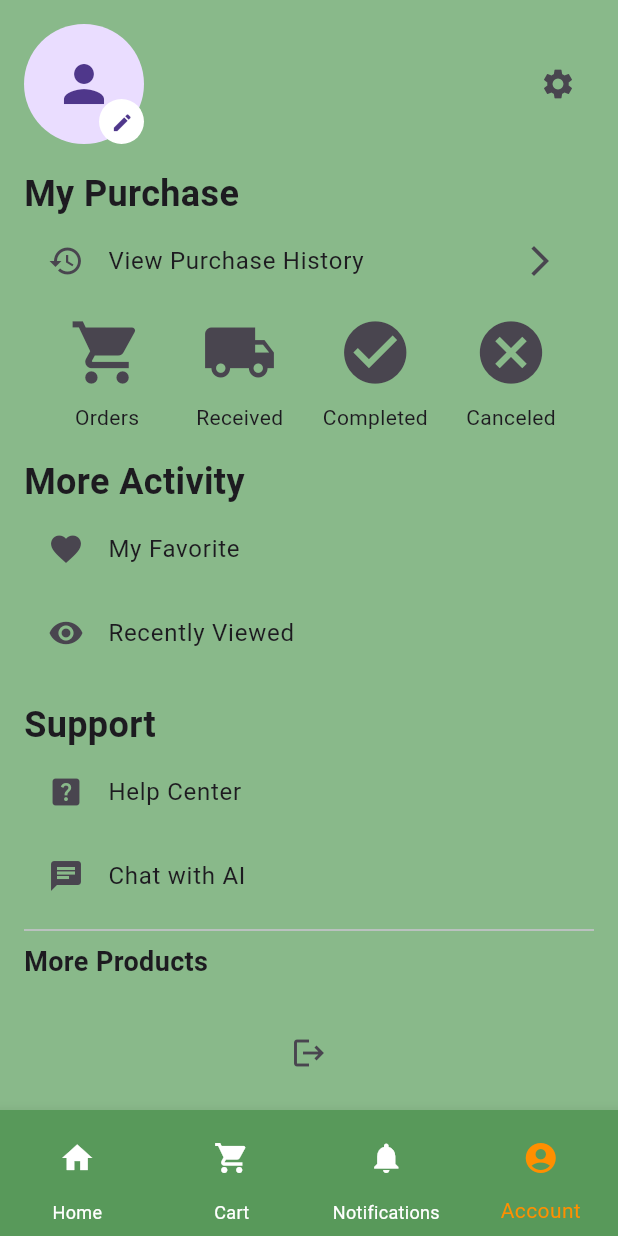
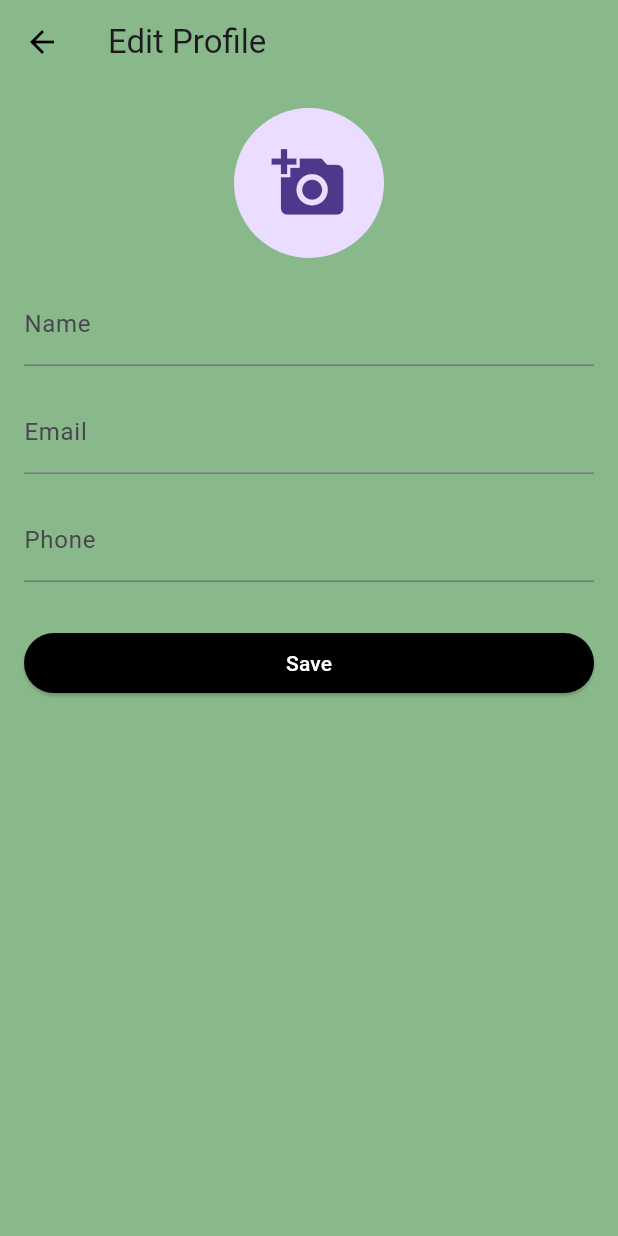
Before and after one commit to Sanomohamed/doorstepmart, a Flutter app: the screen it shows once a user with an empty profile is signed in, item 4 of the bottom bar chosen, after a tap on the "edit" icon, on a phone screen of 412 x 824 dp. Run offline on Flutter 3.47's test engine with Material 3 defaults, Android fonts, the light colour scheme and no system bars; our stand-ins replace firebase_auth, firebase_core, fluttertoast, geolocator, google_sign_in, image_picker; accounts and stored records are empty.

Commit message:
comimit of the day 15/2/2025

```diff
--- a/lib/main.dart
+++ b/lib/main.dart
@@ -15,7 +15,6 @@ void main() async {
   await Firebase.initializeApp(
      options: DefaultFirebaseOptions.currentPlatform,
   );
-  await _requestLocationPermission();
   runApp(
     MultiProvider(
       providers: [
@@ -26,37 +25,6 @@ void main() async {
     ),
   );
 }
-
-Future<Position?> _requestLocationPermission() async {
-  bool serviceEnabled;
-  LocationPermission permission;
-
-  // Check if location services are enabled
-  serviceEnabled = await Geolocator.isLocationServiceEnabled();
-  if (!serviceEnabled) {
-    // Location services are not enabled, request the user to enable them
-    return Future.error('Location services are disabled.');
-  }
-
-  permission = await Geolocator.checkPermission();
-  if (permission == LocationPermission.denied) {
-    permission = await Geolocator.requestPermission();
-    if (permission == LocationPermission.denied) {
-      // Permissions are denied, next time you could try requesting permissions again
-      return Future.error('Location permissions are denied');
-    }
-  }
-
-  if (permission == LocationPermission.deniedForever) {
-    // Permissions are denied forever, handle appropriately
-    return Future.error(
-        'Location permissions are permanently denied, we cannot request permissions.');
-  }
-
-  // When we reach here, permissions are granted and we can get the location
-  await Geolocator.getCurrentPosition();
-}
-
 
 class MyApp extends StatelessWidget {
   final Position? position;
@@ -88,7 +56,7 @@ class AuthWrapper extends StatelessWidget {
         if (snapshot.connectionState == ConnectionState.waiting) {
           return CircularProgressIndicator();
         } else if (snapshot.hasData) {
-          return Landing(position: position); // Replace with your home screen
+          return Landing(); // Replace with your home screen
         } else {
           return Login(); // Replace with your login form
         }
--- a/lib/src/account/account.dart
+++ b/lib/src/account/account.dart
@@ -4,14 +4,9 @@ import 'package:doorstepmart/src/account/ProfileSection.dart';
 import 'package:doorstepmart/src/account/PurchaseSection.dart';
 import 'package:doorstepmart/src/account/SupportSection.dart';
 import 'package:flutter/material.dart';
-import 'package:geolocator_platform_interface/src/models/position.dart';
-//import 'package:flutter/foundation.dart' show kIsWeb;
-
-
 
 class AccountPage extends StatefulWidget {
-   final Position? position;
-  const AccountPage({super.key, this.position});
+  const AccountPage({super.key});
 
   @override
   // ignore: library_private_types_in_public_api
@@ -73,11 +68,6 @@ bool _isLoggingOut = false;
           ),
           const SizedBox(height: 8.0),
         //  ProductGrid(itemCount: 10), // Replace with actual product count
-        if (widget.position != null)
-            Text(
-              'Location: ${widget.position!.latitude}, ${widget.position!.longitude}',
-              style: TextStyle(fontSize: 16.0),
-            ),
           const SizedBox(height: 16.0),
          // LogoutButton(),
          IconButton(
--- a/lib/src/account/activitysection.dart
+++ b/lib/src/account/activitysection.dart
@@ -1,4 +1,5 @@
 // ignore: file_names
+import 'package:doorstepmart/src/favorite/favorite_page.dart';
 import 'package:flutter/material.dart';
 
 class ActivitySection extends StatelessWidget {
@@ -18,7 +19,7 @@ class ActivitySection extends StatelessWidget {
           leading: const Icon(Icons.favorite),
           title: const Text('My Favorite'),
           onTap: () {
-            // Handle my favorite action
+             Navigator.push(context, MaterialPageRoute(builder: (context) => FavoritePage()));
           },
         ),
         ListTile(
--- a/lib/src/account/profilesection.dart
+++ b/lib/src/account/profilesection.dart
@@ -1,6 +1,7 @@
 // ignore: file_names
 import 'package:flutter/material.dart';
 import 'package:firebase_auth/firebase_auth.dart';
+import 'package:doorstepmart/src/profile/profile.dart';
 
 class ProfileSection extends StatefulWidget {
   const ProfileSection({super.key});
@@ -56,6 +57,10 @@ class _ProfileSectionState extends State<ProfileSection> {
                     child: IconButton(
                       icon: const Icon(Icons.edit, size: 15),
                       onPressed: () {
+                         Navigator.push(
+                          context,
+                          MaterialPageRoute(builder: (context) => ProfilePage()),
+                        );
                         // Handle edit profile action
                       },
                     ),
--- a/lib/src/cart/cart.dart
+++ b/lib/src/cart/cart.dart
@@ -11,10 +11,11 @@ class CartPage extends StatelessWidget {
   @override
   Widget build(BuildContext context) {
     return Scaffold(
-      backgroundColor: const Color.fromARGB(255, 159, 182, 169),
       appBar: AppBar(
         title: const Text('Cart Page'),
+         backgroundColor: const Color.fromARGB(255, 137, 185, 138),
       ),
+       backgroundColor: const Color.fromARGB(255, 137, 185, 138),
       body: Consumer<CartModel>(
         builder: (context, cart, child) {
           return Column(
@@ -26,6 +27,7 @@ class CartPage extends StatelessWidget {
                   itemBuilder: (context, index) {
                     final item = cart.items[index];
                     return Card(
+                       color: const Color.fromARGB(157, 155, 235, 152), // Set the background color of the card
                       margin: const EdgeInsets.symmetric(vertical: 8.0),
                       child: ListTile(
                         leading: Image.asset(item.image.toString(), width: 50, height: 50),
@@ -68,7 +70,7 @@ class CartPage extends StatelessWidget {
               Container(
                 padding: const EdgeInsets.all(16.0),
                 decoration: BoxDecoration(
-                  color: Colors.green[50],
+                  color: const Color.fromARGB(255, 142, 223, 149),
                   borderRadius: BorderRadius.circular(8),
                   boxShadow: [
                     BoxShadow(
@@ -109,7 +111,7 @@ class CartPage extends StatelessWidget {
                     'Checkout',
                     style: TextStyle(color: Colors.black),
                   ),
-                ),
+                 ),
                     Column(
                       crossAxisAlignment: CrossAxisAlignment.start,
                       children: [
--- a/lib/src/favorite/favorite_page.dart
+++ b/lib/src/favorite/favorite_page.dart
@@ -8,16 +8,20 @@ class FavoritePage extends StatelessWidget {
 
   @override
   Widget build(BuildContext context) {
-    return Scaffold(
+       return Scaffold(
+
       appBar: AppBar(
         title: Text('My Favorites'),
+        backgroundColor: const Color.fromARGB(255, 137, 185, 138),
       ),
+
+      backgroundColor: const Color.fromARGB(255, 137, 185, 138),
       body: Consumer<FavoriteModel>(
         builder: (context, favoriteModel, child) {
-          return Padding(
+            return Padding(
             padding: const EdgeInsets.symmetric(horizontal: 15),
-            child: GridView.builder(
-              gridDelegate: const SliverGridDelegateWithFixedCrossAxisCount(
+             child: GridView.builder(
+               gridDelegate: const SliverGridDelegateWithFixedCrossAxisCount(
                 crossAxisCount: 2,
                 crossAxisSpacing: 1,
                 mainAxisSpacing: 0,
--- a/lib/src/home/home.dart
+++ b/lib/src/home/home.dart
@@ -5,11 +5,10 @@ import 'package:doorstepmart/src/home/homeheader.dart';
 import 'package:doorstepmart/src/home/locationsection.dart';
 import 'package:doorstepmart/src/home/promotionsection.dart';
 import 'package:flutter/material.dart';
-import 'package:geolocator_platform_interface/src/models/position.dart';
 
 
 class Home extends StatelessWidget {
-  const Home({super.key, Position? position});
+  const Home({super.key});
 
   @override
   Widget build(BuildContext context) {
--- a/lib/src/landing.dart
+++ b/lib/src/landing.dart
@@ -3,12 +3,9 @@ import 'package:doorstepmart/src/home/home.dart';
 import 'package:doorstepmart/src/cart/cart.dart';
 import 'package:doorstepmart/src/notification/notification_page.dart';
 import 'package:flutter/material.dart';
-import 'package:geolocator/geolocator.dart';
 
 class Landing extends StatefulWidget {
-final Position? position;
-
- const Landing({super.key, this.position});
+ const Landing({super.key});
 
   @override
   // ignore: library_private_types_in_public_api
@@ -25,7 +22,7 @@ class _LandingState extends State<Landing> {
    NotificationPage(),
    //Center(child: Text('Notifications')),
    // Replace with your notifications page
-   AccountPage(position: widget.position),
+   AccountPage(),
   ];
 
   @override
--- a/lib/src/notification/notification_page.dart
+++ b/lib/src/notification/notification_page.dart
@@ -25,12 +25,15 @@ class NotificationPage extends StatelessWidget {
     return Scaffold(
       appBar: AppBar(
         title: Text('Notifications'),
+         backgroundColor: const Color.fromARGB(255, 137, 185, 138),
       ),
+       backgroundColor: const Color.fromARGB(255, 137, 185, 138),
       body: ListView.builder(
         itemCount: notifications.length,
         itemBuilder: (context, index) {
           final notification = notifications[index];
           return Card(
+            color: const Color.fromARGB(255, 99, 165, 104), // Set the background color of the card
             margin: EdgeInsets.all(10),
             child: ListTile(
               leading: Image.asset(
@@ -47,7 +50,7 @@ class NotificationPage extends StatelessWidget {
                   SizedBox(height: 5),
                   Text(
                     '${notification['date']} at ${notification['time']}',
-                    style: TextStyle(fontSize: 12, color: Colors.grey),
+                    style: TextStyle(fontSize: 12, color: const Color.fromARGB(255, 0, 0, 0)),
                   ),
                 ],
               ),
--- /dev/null
+++ b/lib/src/profile/profile.dart
@@ -0,0 +1,28 @@
+import 'package:flutter/material.dart';
+import 'package:doorstepmart/src/profile/profile_form.dart';
+
+class ProfilePage extends StatelessWidget {
+  const ProfilePage({super.key});
+
+  @override
+  Widget build(BuildContext context) {
+    return Scaffold(
+      appBar: AppBar(
+        title: Text('Edit Profile'),
+        backgroundColor: const Color.fromARGB(255, 137, 185, 138),
+        iconTheme: IconThemeData(color: Colors.black),
+        leading: IconButton(
+          icon: Icon(Icons.arrow_back),
+          onPressed: () {
+            Navigator.pop(context);
+          },
+        ),
+      ),
+       backgroundColor: const Color.fromARGB(255, 137, 185, 138),
+      body: Padding(
+        padding: const EdgeInsets.all(16.0),
+        child: ProfileForm(),
+      ),
+    );
+  }
+}
--- /dev/null
+++ b/lib/src/profile/profile_form.dart
@@ -0,0 +1,92 @@
+import 'package:flutter/material.dart';
+import 'package:image_picker/image_picker.dart';
+import 'dart:io';
+
+class ProfileForm extends StatefulWidget {
+  const ProfileForm({super.key});
+
+  @override
+  // ignore: library_private_types_in_public_api
+  _ProfileFormState createState() => _ProfileFormState();
+}
+
+class _ProfileFormState extends State<ProfileForm> {
+  final _formKey = GlobalKey<FormState>();
+  final TextEditingController _nameController = TextEditingController();
+  final TextEditingController _emailController = TextEditingController();
+  final TextEditingController _phoneController = TextEditingController();
+  File? _profileImage;
+
+  Future<void> _pickImage() async {
+    final pickedFile = await ImagePicker().pickImage(source: ImageSource.gallery);
+    if (pickedFile != null) {
+      setState(() {
+        _profileImage = File(pickedFile.path);
+      });
+    }
+  }
+
+  @override
+  Widget build(BuildContext context) {
+    return Form(
+      key: _formKey,
+      child: ListView(
+        children: [
+          GestureDetector(
+            onTap: _pickImage,
+            child: CircleAvatar(
+              radius: 50,
+              backgroundImage: _profileImage != null ? FileImage(_profileImage!) : null,
+              child: _profileImage == null
+                  ? Icon(Icons.add_a_photo, size: 50)
+                  : null,
+            ),
+          ),
+          const SizedBox(height: 16.0),
+          TextFormField(
+            controller: _nameController,
+            decoration: InputDecoration(labelText: 'Name'),
+            validator: (value) {
+              if (value == null || value.isEmpty) {
+                return 'Please enter your name';
+              }
+              return null;
+            },
+          ),
+          const SizedBox(height: 16.0),
+          TextFormField(
+            controller: _emailController,
+            decoration: InputDecoration(labelText: 'Email'),
+            validator: (value) {
+              if (value == null || value.isEmpty) {
+                return 'Please enter your email';
+              }
+              return null;
+            },
+          ),
+          const SizedBox(height: 16.0),
+          TextFormField(
+            controller: _phoneController,
+            decoration: InputDecoration(labelText: 'Phone'),
+            validator: (value) {
+              if (value == null || value.isEmpty) {
+                return 'Please enter your phone number';
+              }
+              return null;
+            },
+          ),
+          const SizedBox(height: 30),
+          ElevatedButton(
+            onPressed: () {
+              // Implement save functionality later
+            },
+           style: ElevatedButton.styleFrom(
+              foregroundColor: Colors.white, backgroundColor: const Color.fromARGB(255, 0, 0, 0), // Text color
+            ),
+            child: Text('Save'),
+          ),
+        ],
+      ),
+    );
+  }
+}
--- a/pubspec.yaml
+++ b/pubspec.yaml
@@ -16,6 +16,7 @@ dependencies:
   firebase_auth: ^5.4.1
   google_sign_in: ^6.2.2
   geolocator: ^13.0.2
+  image_picker: ^1.1.2
 
 dev_dependencies:
   flutter_test:
```
Also changed, not shown: pubspec.lock, 5 other files.
